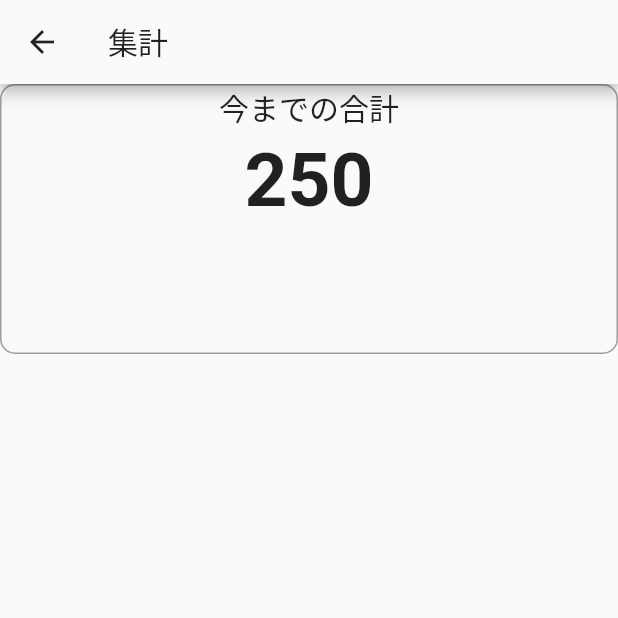
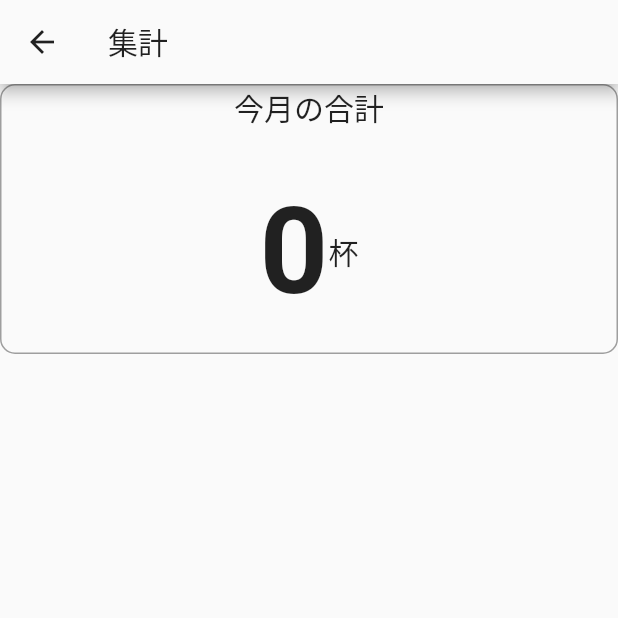
Before and after one commit to y0303noki/coffee_project, a Flutter app: the AggregatePage screen opened directly, on a phone screen of 412 x 824 dp, the top half of it. Run offline on Flutter 3.47's test engine with Material 2 defaults, Android fonts, the phone set to English and light mode, and no system bars; drawn by our look-alikes of flutter_easyloading; our stand-ins replace cloud_firestore, firebase_auth, firebase_core, firebase_storage, flutter_rating_bar, google_sign_in and 1 more; missing offline and left inert: esys_flutter_share, sign_button; accounts and stored records are empty; network calls fail.

Commit message:
一旦コミット

```diff
--- a/lib/ui/aggregate_page.dart
+++ b/lib/ui/aggregate_page.dart
@@ -1,4 +1,7 @@
+import 'package:cloud_firestore/cloud_firestore.dart';
+import 'package:coffee_project/model/coffee.dart';
 import 'package:coffee_project/model/user.dart';
+import 'package:coffee_project/view_model/card_model.dart';
 import 'package:coffee_project/view_model/login_model.dart';
 import 'package:firebase_auth/firebase_auth.dart';
 import 'package:flutter/material.dart';
@@ -6,8 +9,24 @@ import 'package:provider/provider.dart';
 
 // データ集計画面
 class AggregatePage extends StatelessWidget {
+  int _thisMonthCount = 0;
+
   @override
   Widget build(BuildContext context) {
+    return ChangeNotifierProvider<CardModel>(
+      create: (_) => CardModel()..findThisMonthMyCoffee(),
+      child: Consumer<CardModel>(
+        builder: (context, model, child) {
+          // 作り替えてる途中
+          List<Coffee> thisMonthCount = model.thisMonthCoffee;
+
+          if (thisMonthCount.isNotEmpty) {
+            _thisMonthCount = thisMonthCount.length;
+          }
+
+          // var test = model.findMyAllCoffee();
+
+          // print(test);
           return Scaffold(
             backgroundColor: Theme.of(context).canvasColor,
             appBar: AppBar(
@@ -18,6 +37,9 @@ class AggregatePage extends StatelessWidget {
               ),
             ),
             body: _buildAccountInfo(context),
+          );
+        },
+      ),
     );
   }
 
@@ -39,21 +61,36 @@ class AggregatePage extends StatelessWidget {
               mainAxisAlignment: MainAxisAlignment.start,
               children: [
                 Text(
-                  '今までの合計',
+                  '今月の合計',
                   style: TextStyle(
                     fontSize: 20,
                     color: Theme.of(context).textTheme.bodyText1.color,
                   ),
                 ),
                 SizedBox(height: 4),
+                Padding(
+                  padding: const EdgeInsets.fromLTRB(0, 30, 0, 0),
+                  child: Row(
+                    mainAxisAlignment: MainAxisAlignment.center,
+                    children: [
                       Center(
                         child: Text(
-                    '250',
+                          _thisMonthCount.toString(),
                           style: TextStyle(
                             fontWeight: FontWeight.bold,
                             color: Theme.of(context).textTheme.bodyText1.color,
-                      fontSize: 50,
+                            fontSize: 80,
                           ),
+                        ),
+                      ),
+                      Text(
+                        '杯',
+                        style: TextStyle(
+                          color: Theme.of(context).textTheme.bodyText1.color,
+                          fontSize: 20,
+                        ),
+                      ),
+                    ],
                   ),
                 ),
               ],
```
Also changed, not shown: lib/model/coffee.dart (+32 -16 lines), lib/ui/list_card_page.dart (+13 -24 lines), lib/view_model/card_model.dart (+54 -5 lines), 1 other file. Lines whose indentation alone changed are shown as unchanged.
